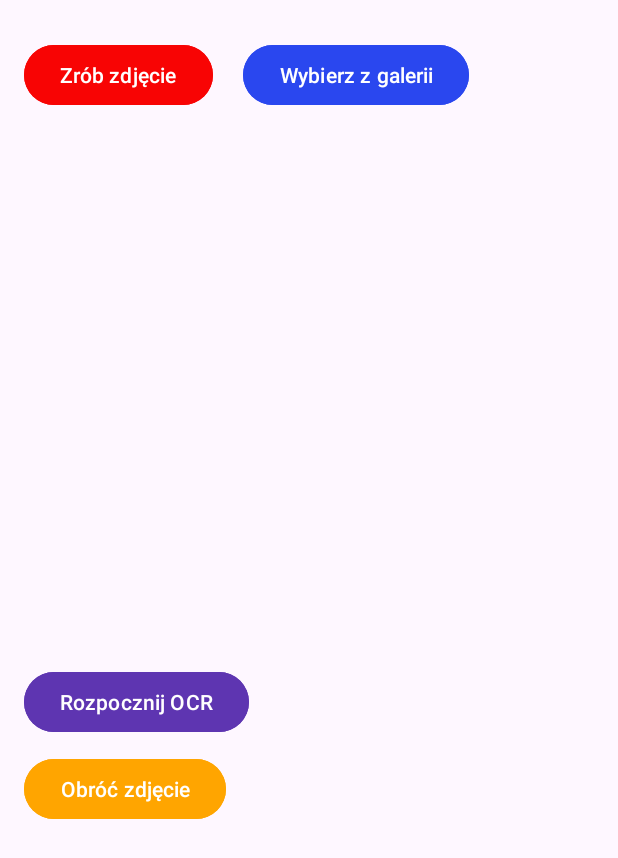
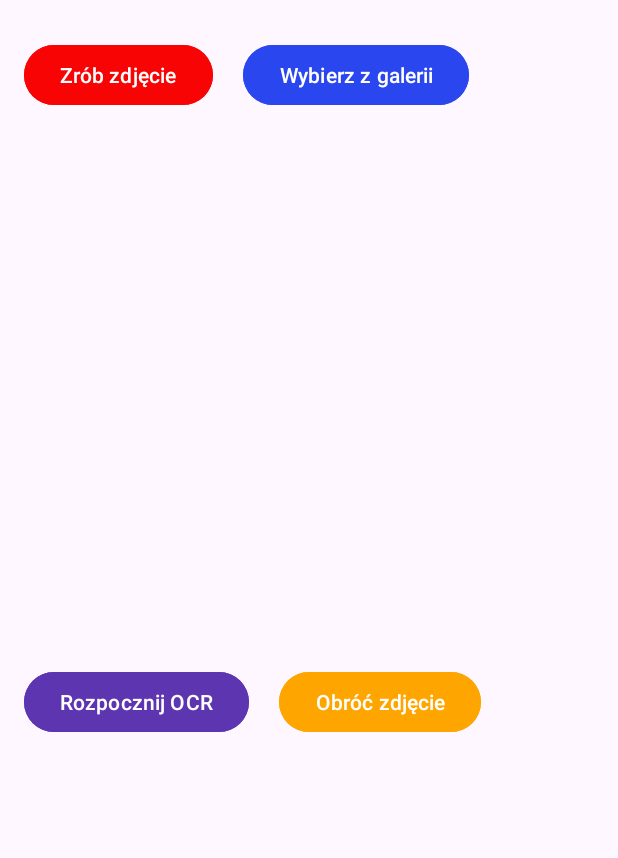
Before and after one commit to MKZSE/nrfaktury, an Android app: the screen it shows after launch (MainActivity), on a phone screen of 412 x 824 dp. Shown: the top 858 px of the screen. Run offline under Robolectric (Android 15) with nearby library versions, the phone set to English and light mode, and no system bars; libraries missing offline, so code that uses them is left out: com.google.mlkit.vision.

Commit message:
Poprawki wygladu

```diff
--- a/app/src/main/res/layout/activity_main.xml
+++ b/app/src/main/res/layout/activity_main.xml
@@ -37,11 +37,16 @@
         android:layout_height="350dp"
         android:layout_marginTop="10dp"
         android:scaleType="centerInside" />
-
+    <LinearLayout
+        style="?android:attr/buttonBarStyle"
+        android:layout_width="wrap_content"
+        android:layout_height="wrap_content"
+        android:orientation="horizontal">
     <Button
         android:id="@+id/btnStartOcr"
         android:layout_width="wrap_content"
         android:layout_height="wrap_content"
+        android:layout_marginEnd="20dp"
         android:layout_marginTop="10dp"
         android:backgroundTint="#5E35B1"
         android:text="Rozpocznij OCR" />
@@ -53,7 +58,7 @@
         android:layout_marginTop="10dp"
         android:backgroundTint="#FFA500"
         android:text="Obróć zdjęcie" />
-
+    </LinearLayout>
     <ListView
         android:id="@+id/lstResults"
         android:layout_width="match_parent"
```
